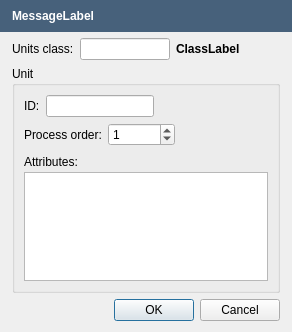
This is src/apps/openfluid-builder/spatial/AddUnitDialog.ui in OpenFLUID/openfluid as Qt 5 draws it before an edit. The edited form follows.
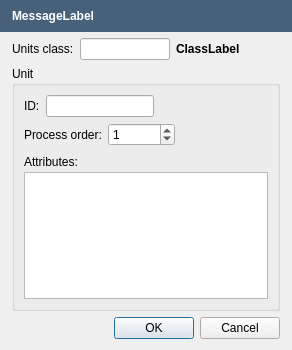
This is the edited form.

Patch:
```diff
--- a/src/apps/openfluid-builder/spatial/AddUnitDialog.ui
+++ b/src/apps/openfluid-builder/spatial/AddUnitDialog.ui
@@ -7,7 +7,7 @@
     <x>0</x>
     <y>0</y>
     <width>292</width>
-    <height>332</height>
+    <height>350</height>
    </rect>
   </property>
   <property name="sizePolicy">
```
Left out of the diff: 18 changed lines with no effect on the pictures.
